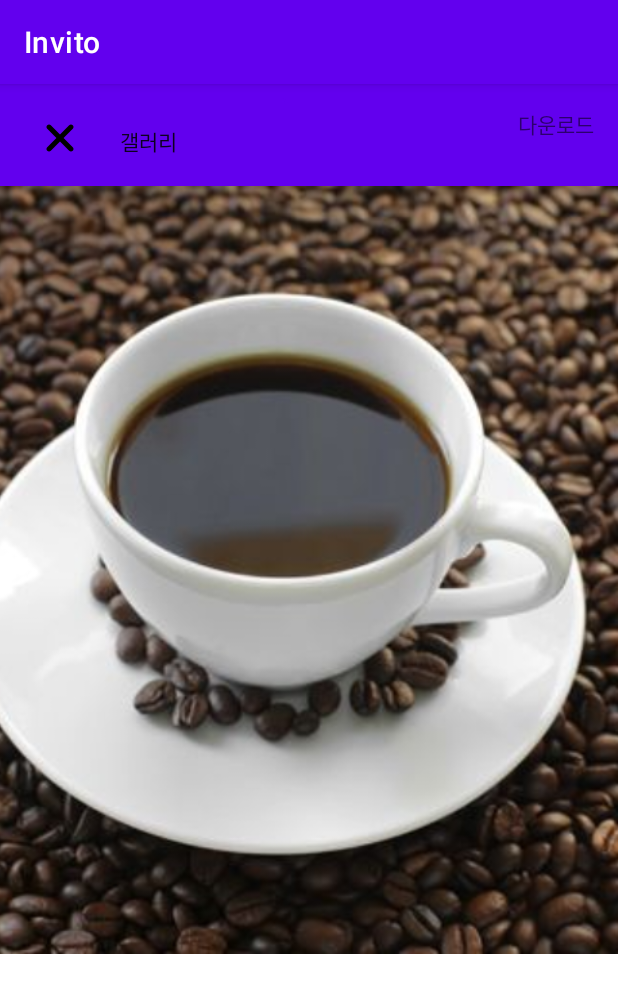
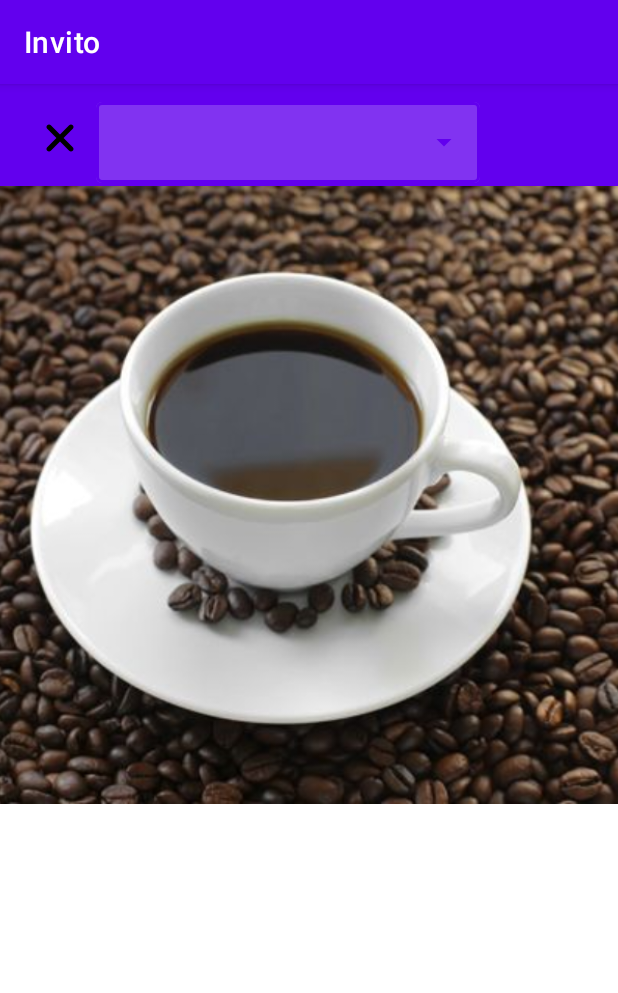
Before and after one commit to ShirimpBurger/Invito, an Android app: the screen it shows after launch (GalleryActivity), on a phone screen of 412 x 824 dp. Shown: the top 993 px of the screen. Run offline under Robolectric (Android 15) with nearby library versions, the phone set to English and light mode, and no system bars; our stand-ins replace data binding.

Commit message:
feature : GalleryActivity 개선

```diff
--- a/app/src/main/java/com/hbs/invito/ui/gallery/GalleryActivity.kt
+++ b/app/src/main/java/com/hbs/invito/ui/gallery/GalleryActivity.kt
@@ -1,13 +1,8 @@
 package com.hbs.invito.ui.gallery
 
 import android.Manifest
-import android.content.ContentValues
 import android.content.pm.PackageManager
-import android.graphics.ImageDecoder
-import android.net.Uri
-import android.os.Build
 import android.os.Bundle
-import android.provider.MediaStore
 import android.view.View
 import android.widget.ArrayAdapter
 import android.widget.Toast
@@ -16,43 +11,25 @@ import androidx.lifecycle.ViewModelProvider
 import androidx.lifecycle.lifecycleScope
 import com.hbs.invito.databinding.ActivityGalleryBinding
 import com.hbs.invito.extensions.PermissionEnvironment
+import com.hbs.invito.extensions.ViewClickDataCallback
 import com.hbs.invito.extensions.checkAndRequestPermissions
-import kotlinx.coroutines.Dispatchers
 import kotlinx.coroutines.launch
-import kotlinx.coroutines.withContext
 
 class GalleryActivity : AppCompatActivity() {
     private val binding by lazy { ActivityGalleryBinding.inflate(layoutInflater) }
     private val viewModel by lazy {
         ViewModelProvider(this).get(GalleryViewModel::class.java)
     }
-    private val galleryPictureAdapter = GalleryPictureAdapter()
+    private val galleryPictureAdapter = GalleryPictureAdapter().apply {
+        setHasStableIds(true)
+    }
 
     override fun onCreate(savedInstanceState: Bundle?) {
         super.onCreate(savedInstanceState)
         setContentView(binding.root)
         initView()
-
-        viewModel.images.observe(this, {
-            galleryPictureAdapter.submitList(it)
-        })
-
-        viewModel.folders.observe(this, {
-            val displayNames = it
-                .map { folder -> folder.displayName }
-                .toList()
-                .distinct()
-
-            val adapter = ArrayAdapter(this, android.R.layout.simple_list_item_1, displayNames)
-            binding.tvGalleryPath.setAdapter(adapter)
-        })
-
-        lifecycleScope.launchWhenResumed {
-            checkAndRequestPermissions(
-                listOf(Manifest.permission.READ_EXTERNAL_STORAGE),
-                PermissionEnvironment.READ_GALLERIES
-            )
-        }
+        observeViewModel()
+        requestPermissionForReadGalleries()
     }
 
     override fun onRequestPermissionsResult(
@@ -67,8 +44,8 @@ class GalleryActivity : AppCompatActivity() {
 
         if (requestCode == PermissionEnvironment.READ_GALLERIES) {
             lifecycleScope.launch {
-                viewModel.queryAllImage(contentResolver)
-                viewModel.queryImageFolders(contentResolver)
+                viewModel.queryAllImage(applicationContext)
+                viewModel.queryImageFolders(applicationContext)
             }
         }
     }
@@ -78,46 +55,38 @@ class GalleryActivity : AppCompatActivity() {
 
         }
 
-        binding.tvDownload.setOnClickListener {
-            clickDownloadView()
+        binding.ivGalleryClose.setOnClickListener {
+            finish()
         }
 
         binding.rvGalleryPictures.adapter = galleryPictureAdapter
-    }
-
-    private fun clickDownloadView() {
-        lifecycleScope.launch {
-            val uri = viewModel.images.value?.get(0)?.contentUri
-            uri?.let { insertImage(it) }
+        galleryPictureAdapter.callback = ViewClickDataCallback { _, item ->
+            viewModel.selectGalleryImage(item)
+            galleryPictureAdapter.notifyDataSetChanged()
         }
     }
 
-    private suspend fun insertImage(uri: Uri) {
-        //수정 예정
-        if (Build.VERSION.SDK_INT >= Build.VERSION_CODES.N) {
-            val collection = if (Build.VERSION.SDK_INT >= Build.VERSION_CODES.Q) {
-                MediaStore.Images.Media.getContentUri(MediaStore.VOLUME_EXTERNAL_PRIMARY)
-            } else {
-                MediaStore.Images.Media.EXTERNAL_CONTENT_URI
-            }
+    private fun observeViewModel() {
+        viewModel.images.observe(this, {
+            galleryPictureAdapter.submitList(it)
+        })
 
-            withContext(Dispatchers.IO) {
-                val newFile = ContentValues().apply {
-                    put(MediaStore.Images.Media.DISPLAY_NAME, uri.path + "2")
-                    put(MediaStore.Images.Media.MIME_TYPE, "image/jpeg")
-                }
+        viewModel.folders.observe(this, { folders ->
+            val adapter = ArrayAdapter(
+                this,
+                android.R.layout.simple_list_item_1,
+                folders.map { it.displayName }
+            )
+            binding.tvGalleryPath.setAdapter(adapter)
+        })
+    }
 
-                val newFileUri = contentResolver.insert(collection, newFile)
-                    ?: throw Exception("MediaStore Uri couldn't be created")
-
-                val bitmap = if (Build.VERSION.SDK_INT >= Build.VERSION_CODES.P) {
-                    ImageDecoder.decodeBitmap(ImageDecoder.createSource(contentResolver, uri))
-                } else {
-                    MediaStore.Images.Media.getBitmap(contentResolver, uri)
-                }
-
-                MediaStore.Images.Media.insertImage(contentResolver, bitmap, newFileUri.path, null)
-            }
+    private fun requestPermissionForReadGalleries() {
+        lifecycleScope.launchWhenResumed {
+            checkAndRequestPermissions(
+                listOf(Manifest.permission.READ_EXTERNAL_STORAGE),
+                PermissionEnvironment.READ_GALLERIES
+            )
         }
     }
 }
--- a/app/src/main/res/layout/activity_gallery.xml
+++ b/app/src/main/res/layout/activity_gallery.xml
@@ -45,9 +45,9 @@
 
                     <com.google.android.material.textfield.TextInputLayout
                         android:id="@+id/dropdown_menu"
-                        android:layout_width="128dp"
-                        android:layout_height="64dp"
                         style="@style/Widget.MaterialComponents.TextInputLayout.OutlinedBox.ExposedDropdownMenu"
+                        android:layout_width="256dp"
+                        android:layout_height="wrap_content"
                         app:layout_constraintBottom_toBottomOf="@id/iv_gallery_close"
                         app:layout_constraintStart_toEndOf="@id/iv_gallery_close"
                         app:layout_constraintTop_toTopOf="@id/iv_gallery_close">
@@ -56,28 +56,23 @@
                             android:id="@+id/tv_gallery_path"
                             android:layout_width="match_parent"
                             android:layout_height="match_parent"
+                            android:inputType="none"
                             android:onClick="@{view->galleryCallback.onClick(view)}"
-                            android:text="갤러리"
-                            android:textSize="14dp" />
+                            android:textSize="14sp"
+                            tools:text="갤러리" />
 
                     </com.google.android.material.textfield.TextInputLayout>
 
-
-                    <TextView
-                        android:id="@+id/tv_download"
-                        android:layout_width="wrap_content"
-                        android:layout_height="wrap_content"
-                        android:layout_margin="16dp"
-                        android:text="다운로드"
-                        app:layout_constraintEnd_toEndOf="parent"
-                        app:layout_constraintTop_toTopOf="parent" />
-
                     <ImageView
-                        android:layout_width="match_parent"
-                        android:layout_height="512dp"
+                        android:layout_width="0dp"
+                        android:layout_height="0dp"
                         android:layout_marginTop="8dp"
                         android:scaleType="centerCrop"
                         android:src="@drawable/coffee"
+                        app:layout_constraintBottom_toBottomOf="parent"
+                        app:layout_constraintDimensionRatio="1:1"
+                        app:layout_constraintEnd_toEndOf="parent"
+                        app:layout_constraintStart_toStartOf="parent"
                         app:layout_constraintTop_toBottomOf="@id/iv_gallery_close"
                         app:layout_scrollFlags="scroll|enterAlways|enterAlwaysCollapsed" />
                 </androidx.constraintlayout.widget.ConstraintLayout>
```
